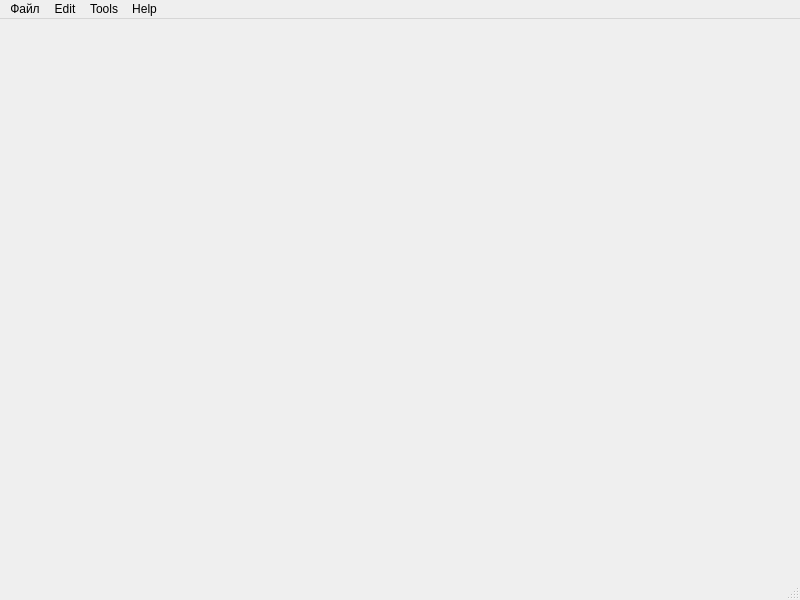
The window that mainwindow.ui (zubchick/madmodeller) describes before a commit, drawn with Qt 5.
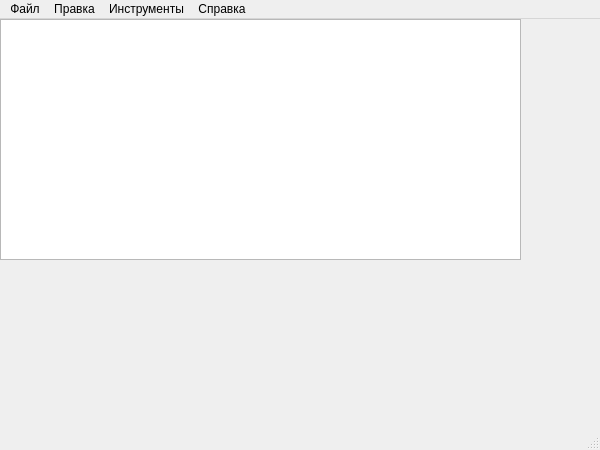
The same window after the commit.

Commit message: Добавлен ЮИ about и обновлен mainwindow.ui

```diff
--- a/mainwindow.ui
+++ b/mainwindow.ui
@@ -6,20 +6,60 @@
    <rect>
     <x>0</x>
     <y>0</y>
-    <width>800</width>
-    <height>600</height>
+    <width>600</width>
+    <height>450</height>
    </rect>
   </property>
+  <property name="minimumSize">
+   <size>
+    <width>600</width>
+    <height>450</height>
+   </size>
+  </property>
+  <property name="mouseTracking">
+   <bool>false</bool>
+  </property>
+  <property name="contextMenuPolicy">
+   <enum>Qt::DefaultContextMenu</enum>
+  </property>
   <property name="windowTitle">
    <string>MainWindow</string>
   </property>
-  <widget class="QWidget" name="centralwidget"/>
+  <property name="layoutDirection">
+   <enum>Qt::LeftToRight</enum>
+  </property>
+  <property name="autoFillBackground">
+   <bool>false</bool>
+  </property>
+  <property name="unifiedTitleAndToolBarOnMac">
+   <bool>true</bool>
+  </property>
+  <widget class="QWidget" name="centralwidget">
+   <widget class="QWidget" name="verticalLayoutWidget">
+    <property name="geometry">
+     <rect>
+      <x>0</x>
+      <y>0</y>
+      <width>521</width>
+      <height>241</height>
+     </rect>
+    </property>
+    <layout class="QVBoxLayout" name="verticalLayout" stretch="0">
+     <property name="leftMargin">
+      <number>0</number>
+     </property>
+     <item>
+      <widget class="QGraphicsView" name="graphicsView"/>
+     </item>
+    </layout>
+   </widget>
+  </widget>
   <widget class="QMenuBar" name="menubar">
    <property name="geometry">
     <rect>
      <x>0</x>
      <y>0</y>
-     <width>800</width>
+     <width>600</width>
      <height>25</height>
     </rect>
    </property>
@@ -34,17 +74,17 @@
    </widget>
    <widget class="QMenu" name="menuEdit">
     <property name="title">
-     <string>Edit</string>
+     <string>Правка</string>
     </property>
    </widget>
    <widget class="QMenu" name="menuTools">
     <property name="title">
-     <string>Tools</string>
+     <string>Инструменты</string>
     </property>
    </widget>
    <widget class="QMenu" name="menuHelp">
     <property name="title">
-     <string>Help</string>
+     <string>Справка</string>
     </property>
    </widget>
    <addaction name="menuFile"/>
```
Left out of the diff: 29 changed lines with no effect on the pictures. The commit also changes 2 other files.
